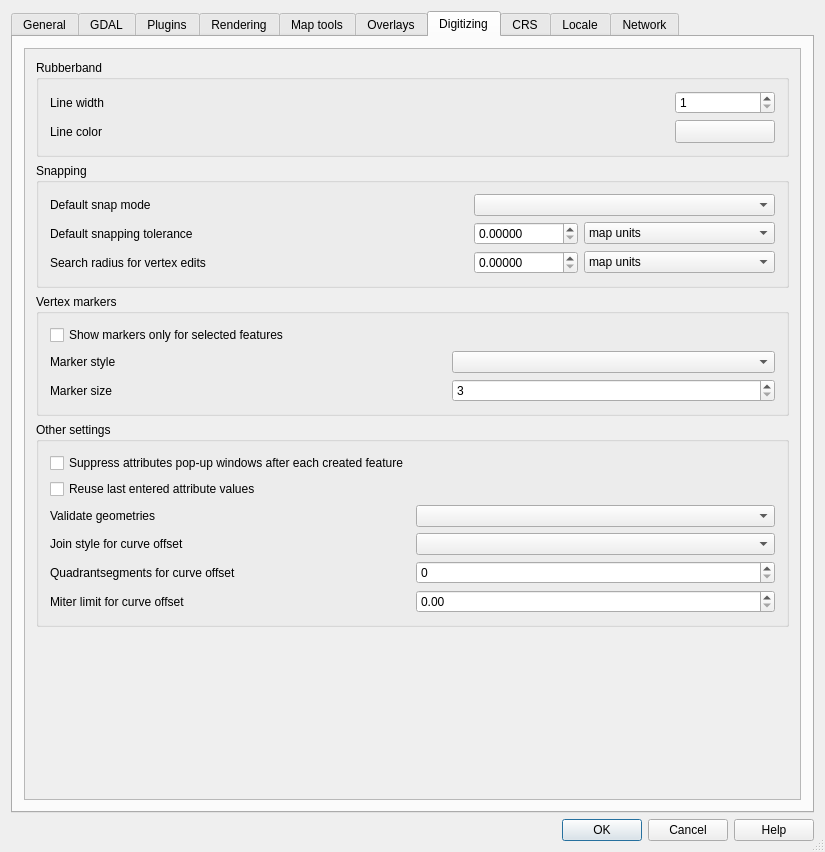
Before: the Qt Designer form src/ui/qgsoptionsbase.ui in qgis/QGIS, drawn with Qt 5.
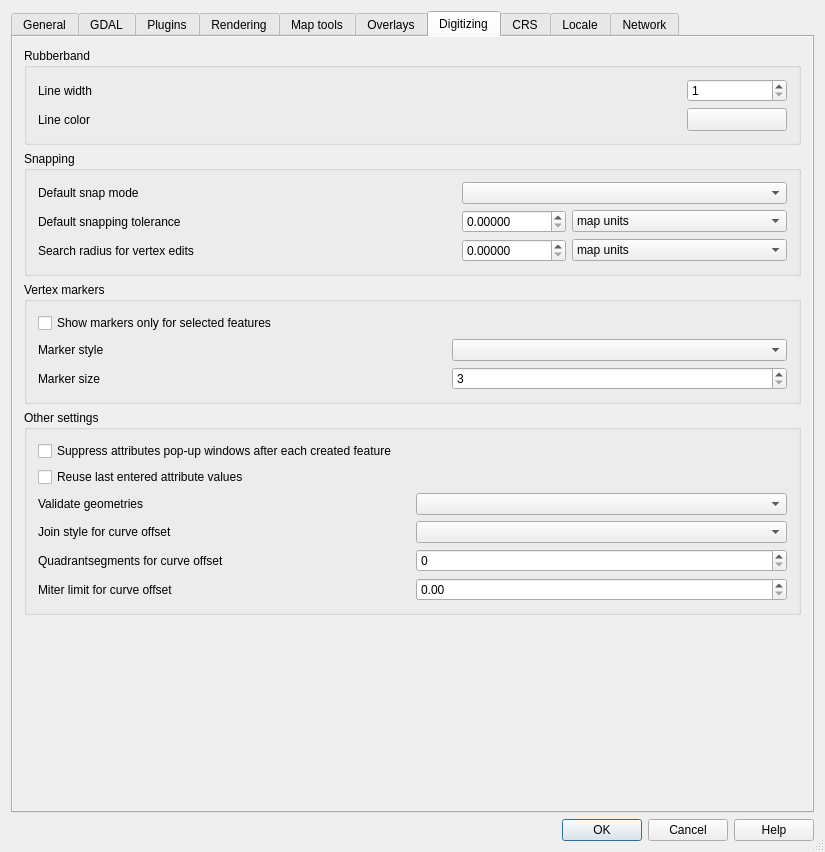
After: the same form once the commit is applied. The open tabs and pages were chosen to show the change. Icons and pictures are not drawn. Custom widgets are drawn as their Qt base class.

Commit message: Fix margin issues on digitizing tab of options dialog (reset from 9 to 0 all around). Set scrollbox frame style to noframe

Diff of the .ui file:
```diff
--- a/src/ui/qgsoptionsbase.ui
+++ b/src/ui/qgsoptionsbase.ui
@@ -1258,8 +1258,14 @@
        <string>Digitizing</string>
       </attribute>
       <layout class="QGridLayout" name="gridLayout_14">
+       <property name="margin">
+        <number>0</number>
+       </property>
        <item row="0" column="0">
         <widget class="QScrollArea" name="scrollArea_5">
+         <property name="frameShape">
+          <enum>QFrame::NoFrame</enum>
+         </property>
          <property name="widgetResizable">
           <bool>true</bool>
          </property>
@@ -1268,8 +1274,8 @@
            <rect>
             <x>0</x>
             <y>0</y>
-            <width>571</width>
-            <height>620</height>
+            <width>803</width>
+            <height>763</height>
            </rect>
           </property>
           <layout class="QGridLayout" name="gridLayout_13">
```
Left out of the diff: 28 changed lines with no effect on the pictures.
